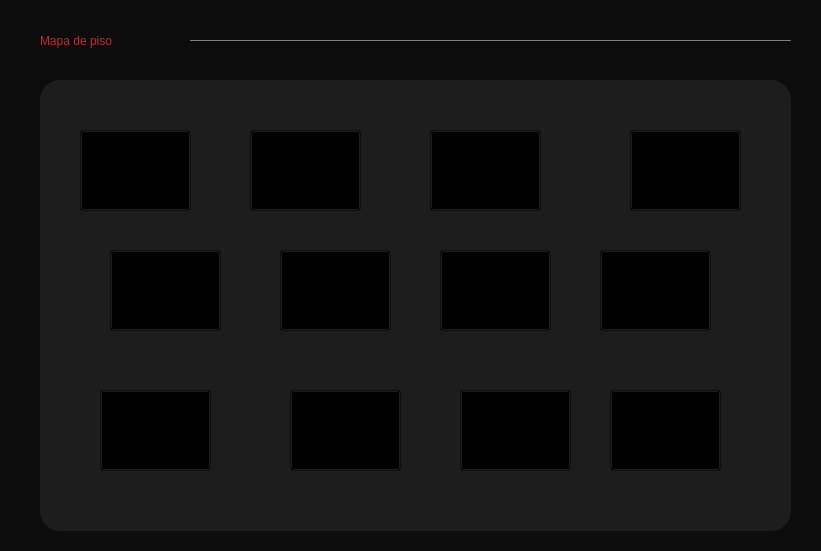
Old version of the form Restaurante/Hostess/mapa_de_piso.ui in the repository camvaz/restaurante-ihc.
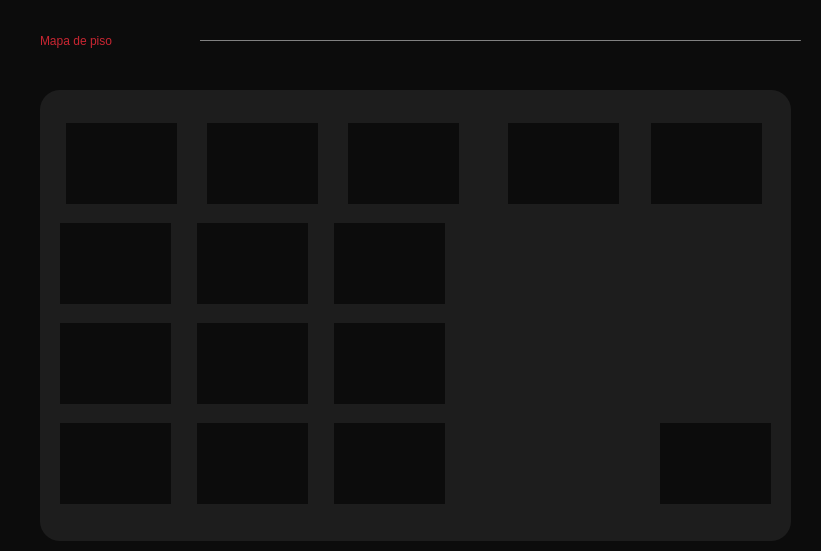
New version of the form.

Commit message: avance asignar mesa Hostess

```diff
--- a/Restaurante/Hostess/mapa_de_piso.ui
+++ b/Restaurante/Hostess/mapa_de_piso.ui
@@ -36,7 +36,7 @@
   <widget class="Line" name="line_2">
    <property name="geometry">
     <rect>
-     <x>190</x>
+     <x>200</x>
      <y>40</y>
      <width>601</width>
      <height>1</height>
@@ -53,14 +53,22 @@
    <property name="geometry">
     <rect>
      <x>40</x>
-     <y>80</y>
+     <y>90</y>
      <width>751</width>
      <height>451</height>
     </rect>
    </property>
+   <property name="minimumSize">
+    <size>
+     <width>751</width>
+     <height>451</height>
+    </size>
+   </property>
    <property name="styleSheet">
     <string notr="true">QFrame{
-	background:#1D1D1D;
+	background-color: #1D1D1D;
+	
+	border-color: rgb(121, 119, 119);
 	border-radius:20px;
 }
 
@@ -72,306 +80,658 @@
    <property name="frameShadow">
     <enum>QFrame::Raised</enum>
    </property>
+   <layout class="QGridLayout" name="gridLayout_25">
+    <property name="leftMargin">
+     <number>20</number>
+    </property>
+    <property name="topMargin">
+     <number>20</number>
+    </property>
+    <property name="rightMargin">
+     <number>20</number>
+    </property>
+    <property name="bottomMargin">
+     <number>20</number>
+    </property>
+    <item row="0" column="0">
+     <layout class="QHBoxLayout" name="horizontalLayout_36">
+      <item>
+       <widget class="QPushButton" name="mesa_1">
+        <property name="minimumSize">
+         <size>
+          <width>111</width>
+          <height>81</height>
+         </size>
+        </property>
+        <property name="maximumSize">
+         <size>
+          <width>111</width>
+          <height>16777215</height>
+         </size>
+        </property>
+        <property name="cursor">
+         <cursorShape>PointingHandCursor</cursorShape>
+        </property>
+        <property name="styleSheet">
+         <string notr="true">background-color: 1D1D1D;
+border:none;</string>
+        </property>
+        <property name="text">
+         <string/>
+        </property>
+        <property name="iconSize">
+         <size>
+          <width>90</width>
+          <height>90</height>
+         </size>
+        </property>
+       </widget>
+      </item>
+      <item>
+       <spacer name="horizontalSpacer_57">
+        <property name="orientation">
+         <enum>Qt::Horizontal</enum>
+        </property>
+        <property name="sizeType">
+         <enum>QSizePolicy::Fixed</enum>
+        </property>
+        <property name="sizeHint" stdset="0">
+         <size>
+          <width>18</width>
+          <height>20</height>
+         </size>
+        </property>
+       </spacer>
+      </item>
+      <item>
    <widget class="QPushButton" name="mesa_2">
-    <property name="geometry">
-     <rect>
-      <x>210</x>
-      <y>50</y>
+        <property name="minimumSize">
+         <size>
       <width>111</width>
       <height>81</height>
-     </rect>
-    </property>
-    <property name="cursor">
-     <cursorShape>OpenHandCursor</cursorShape>
-    </property>
-    <property name="styleSheet">
-     <string notr="true">background-color: transparent;</string>
-    </property>
-    <property name="text">
-     <string/>
-    </property>
-    <property name="iconSize">
+         </size>
+        </property>
+        <property name="maximumSize">
      <size>
-      <width>80</width>
-      <height>80</height>
-     </size>
-    </property>
-   </widget>
-   <widget class="QPushButton" name="mesa_4">
-    <property name="geometry">
-     <rect>
-      <x>590</x>
-      <y>50</y>
-      <width>111</width>
-      <height>81</height>
-     </rect>
-    </property>
+          <width>111</width>
+          <height>16777215</height>
+         </size>
+        </property>
     <property name="cursor">
      <cursorShape>OpenHandCursor</cursorShape>
     </property>
     <property name="styleSheet">
-     <string notr="true">background-color: transparent;</string>
+         <string notr="true">background-color: 1D1D1D;
+border:none;</string>
     </property>
     <property name="text">
      <string/>
     </property>
     <property name="iconSize">
      <size>
-      <width>80</width>
-      <height>80</height>
+          <width>90</width>
+          <height>90</height>
      </size>
     </property>
    </widget>
-   <widget class="QPushButton" name="mesa_6">
-    <property name="geometry">
-     <rect>
-      <x>240</x>
-      <y>170</y>
-      <width>111</width>
-      <height>81</height>
-     </rect>
-    </property>
-    <property name="cursor">
-     <cursorShape>OpenHandCursor</cursorShape>
-    </property>
-    <property name="styleSheet">
-     <string notr="true">background-color: transparent;</string>
-    </property>
-    <property name="text">
-     <string/>
-    </property>
-    <property name="iconSize">
+      </item>
+      <item>
+       <spacer name="horizontalSpacer_58">
+        <property name="orientation">
+         <enum>Qt::Horizontal</enum>
+        </property>
+        <property name="sizeType">
+         <enum>QSizePolicy::Fixed</enum>
+        </property>
+        <property name="sizeHint" stdset="0">
      <size>
-      <width>80</width>
-      <height>80</height>
-     </size>
-    </property>
-   </widget>
+          <width>18</width>
+          <height>20</height>
+         </size>
+        </property>
+       </spacer>
+      </item>
+      <item>
    <widget class="QPushButton" name="mesa_3">
-    <property name="geometry">
-     <rect>
-      <x>390</x>
-      <y>50</y>
+        <property name="minimumSize">
+         <size>
       <width>111</width>
       <height>81</height>
-     </rect>
-    </property>
+         </size>
+        </property>
+        <property name="maximumSize">
+         <size>
+          <width>111</width>
+          <height>16777215</height>
+         </size>
+        </property>
     <property name="cursor">
      <cursorShape>OpenHandCursor</cursorShape>
     </property>
     <property name="styleSheet">
-     <string notr="true">background-color: transparent;</string>
+         <string notr="true">background-color: 1D1D1D;
+border:none;</string>
     </property>
     <property name="text">
      <string/>
     </property>
     <property name="iconSize">
      <size>
-      <width>80</width>
-      <height>80</height>
+          <width>90</width>
+          <height>90</height>
      </size>
     </property>
    </widget>
+      </item>
+      <item>
+       <spacer name="horizontalSpacer_59">
+        <property name="orientation">
+         <enum>Qt::Horizontal</enum>
+        </property>
+        <property name="sizeType">
+         <enum>QSizePolicy::Fixed</enum>
+        </property>
+        <property name="sizeHint" stdset="0">
+         <size>
+          <width>37</width>
+          <height>20</height>
+         </size>
+        </property>
+       </spacer>
+      </item>
+      <item>
+       <widget class="QPushButton" name="mesa_4">
+        <property name="minimumSize">
+         <size>
+          <width>111</width>
+          <height>81</height>
+         </size>
+        </property>
+        <property name="maximumSize">
+         <size>
+          <width>111</width>
+          <height>16777215</height>
+         </size>
+        </property>
+        <property name="cursor">
+         <cursorShape>PointingHandCursor</cursorShape>
+        </property>
+        <property name="styleSheet">
+         <string notr="true">background-color: 1D1D1D;
+border:none;</string>
+        </property>
+        <property name="text">
+         <string/>
+        </property>
+        <property name="iconSize">
+         <size>
+          <width>90</width>
+          <height>90</height>
+         </size>
+        </property>
+       </widget>
+      </item>
+      <item>
+       <spacer name="horizontalSpacer_60">
+        <property name="orientation">
+         <enum>Qt::Horizontal</enum>
+        </property>
+        <property name="sizeType">
+         <enum>QSizePolicy::Fixed</enum>
+        </property>
+        <property name="sizeHint" stdset="0">
+         <size>
+          <width>20</width>
+          <height>20</height>
+         </size>
+        </property>
+       </spacer>
+      </item>
+      <item>
    <widget class="QPushButton" name="mesa_5">
-    <property name="geometry">
-     <rect>
-      <x>70</x>
-      <y>170</y>
+        <property name="minimumSize">
+         <size>
       <width>111</width>
       <height>81</height>
-     </rect>
-    </property>
+         </size>
+        </property>
+        <property name="maximumSize">
+         <size>
+          <width>111</width>
+          <height>16777215</height>
+         </size>
+        </property>
     <property name="cursor">
      <cursorShape>OpenHandCursor</cursorShape>
     </property>
     <property name="styleSheet">
-     <string notr="true">background-color: transparent;</string>
+         <string notr="true">background-color: 1D1D1D;
+border:none;</string>
     </property>
     <property name="text">
      <string/>
     </property>
     <property name="iconSize">
      <size>
-      <width>80</width>
-      <height>80</height>
+          <width>90</width>
+          <height>90</height>
      </size>
     </property>
    </widget>
+      </item>
+     </layout>
+    </item>
+    <item row="1" column="0">
+     <layout class="QHBoxLayout" name="horizontalLayout_37">
+      <item>
+       <widget class="QPushButton" name="mesa_6">
+        <property name="minimumSize">
+         <size>
+          <width>111</width>
+          <height>81</height>
+         </size>
+        </property>
+        <property name="cursor">
+         <cursorShape>PointingHandCursor</cursorShape>
+        </property>
+        <property name="styleSheet">
+         <string notr="true">background-color: 1D1D1D;
+border:none;</string>
+        </property>
+        <property name="text">
+         <string/>
+        </property>
+        <property name="iconSize">
+         <size>
+          <width>90</width>
+          <height>90</height>
+         </size>
+        </property>
+       </widget>
+      </item>
+      <item>
+       <spacer name="horizontalSpacer_61">
+        <property name="orientation">
+         <enum>Qt::Horizontal</enum>
+        </property>
+        <property name="sizeType">
+         <enum>QSizePolicy::Fixed</enum>
+        </property>
+        <property name="sizeHint" stdset="0">
+         <size>
+          <width>20</width>
+          <height>20</height>
+         </size>
+        </property>
+       </spacer>
+      </item>
+      <item>
    <widget class="QPushButton" name="mesa_7">
-    <property name="geometry">
-     <rect>
-      <x>400</x>
-      <y>170</y>
+        <property name="minimumSize">
+         <size>
       <width>111</width>
       <height>81</height>
-     </rect>
+         </size>
     </property>
     <property name="cursor">
      <cursorShape>OpenHandCursor</cursorShape>
     </property>
     <property name="styleSheet">
-     <string notr="true">background-color: transparent;</string>
+         <string notr="true">background-color: 1D1D1D;
+border:none;</string>
     </property>
     <property name="text">
      <string/>
     </property>
     <property name="iconSize">
      <size>
-      <width>80</width>
-      <height>80</height>
+          <width>90</width>
+          <height>90</height>
      </size>
     </property>
    </widget>
+      </item>
+      <item>
+       <spacer name="horizontalSpacer_62">
+        <property name="orientation">
+         <enum>Qt::Horizontal</enum>
+        </property>
+        <property name="sizeType">
+         <enum>QSizePolicy::Fixed</enum>
+        </property>
+        <property name="sizeHint" stdset="0">
+         <size>
+          <width>20</width>
+          <height>20</height>
+         </size>
+        </property>
+       </spacer>
+      </item>
+      <item>
    <widget class="QPushButton" name="mesa_8">
-    <property name="geometry">
-     <rect>
-      <x>560</x>
-      <y>170</y>
+        <property name="minimumSize">
+         <size>
       <width>111</width>
       <height>81</height>
-     </rect>
+         </size>
     </property>
     <property name="cursor">
      <cursorShape>OpenHandCursor</cursorShape>
     </property>
     <property name="styleSheet">
-     <string notr="true">background-color: transparent;</string>
+         <string notr="true">background-color: 1D1D1D;
+border:none;</string>
     </property>
     <property name="text">
      <string/>
     </property>
     <property name="iconSize">
      <size>
-      <width>80</width>
-      <height>80</height>
+          <width>90</width>
+          <height>90</height>
      </size>
     </property>
    </widget>
+      </item>
+      <item>
+       <spacer name="horizontalSpacer_68">
+        <property name="orientation">
+         <enum>Qt::Horizontal</enum>
+        </property>
+        <property name="sizeHint" stdset="0">
+         <size>
+          <width>40</width>
+          <height>20</height>
+         </size>
+        </property>
+       </spacer>
+      </item>
+     </layout>
+    </item>
+    <item row="3" column="0">
+     <layout class="QHBoxLayout" name="horizontalLayout_39">
+      <item>
+       <widget class="QPushButton" name="mesa_12">
+        <property name="minimumSize">
+         <size>
+          <width>111</width>
+          <height>81</height>
+         </size>
+        </property>
+        <property name="cursor">
+         <cursorShape>PointingHandCursor</cursorShape>
+        </property>
+        <property name="styleSheet">
+         <string notr="true">background-color: 1D1D1D;
+border:none;</string>
+        </property>
+        <property name="text">
+         <string/>
+        </property>
+        <property name="iconSize">
+         <size>
+          <width>90</width>
+          <height>90</height>
+         </size>
+        </property>
+       </widget>
+      </item>
+      <item>
+       <spacer name="horizontalSpacer_65">
+        <property name="orientation">
+         <enum>Qt::Horizontal</enum>
+        </property>
+        <property name="sizeType">
+         <enum>QSizePolicy::Fixed</enum>
+        </property>
+        <property name="sizeHint" stdset="0">
+         <size>
+          <width>20</width>
+          <height>20</height>
+         </size>
+        </property>
+       </spacer>
+      </item>
+      <item>
+       <widget class="QPushButton" name="mesa_13">
+        <property name="minimumSize">
+         <size>
+          <width>111</width>
+          <height>81</height>
+         </size>
+        </property>
+        <property name="cursor">
+         <cursorShape>PointingHandCursor</cursorShape>
+        </property>
+        <property name="styleSheet">
+         <string notr="true">background-color: 1D1D1D;
+border:none;</string>
+        </property>
+        <property name="text">
+         <string/>
+        </property>
+        <property name="iconSize">
+         <size>
+          <width>90</width>
+          <height>90</height>
+         </size>
+        </property>
+       </widget>
+      </item>
+      <item>
+       <spacer name="horizontalSpacer_66">
+        <property name="orientation">
+         <enum>Qt::Horizontal</enum>
+        </property>
+        <property name="sizeType">
+         <enum>QSizePolicy::Fixed</enum>
+        </property>
+        <property name="sizeHint" stdset="0">
+         <size>
+          <width>20</width>
+          <height>20</height>
+         </size>
+        </property>
+       </spacer>
+      </item>
+      <item>
+       <widget class="QPushButton" name="mesa_14">
+        <property name="minimumSize">
+         <size>
+          <width>111</width>
+          <height>81</height>
+         </size>
+        </property>
+        <property name="cursor">
+         <cursorShape>PointingHandCursor</cursorShape>
+        </property>
+        <property name="styleSheet">
+         <string notr="true">background-color: 1D1D1D;
+border:none;</string>
+        </property>
+        <property name="text">
+         <string/>
+        </property>
+        <property name="iconSize">
+         <size>
+          <width>90</width>
+          <height>90</height>
+         </size>
+        </property>
+       </widget>
+      </item>
+      <item>
+       <spacer name="horizontalSpacer_67">
+        <property name="orientation">
+         <enum>Qt::Horizontal</enum>
+        </property>
+        <property name="sizeType">
+         <enum>QSizePolicy::Expanding</enum>
+        </property>
+        <property name="sizeHint" stdset="0">
+         <size>
+          <width>60</width>
+          <height>20</height>
+         </size>
+        </property>
+       </spacer>
+      </item>
+      <item>
+       <widget class="QPushButton" name="mesa_15">
+        <property name="minimumSize">
+         <size>
+          <width>111</width>
+          <height>81</height>
+         </size>
+        </property>
+        <property name="cursor">
+         <cursorShape>PointingHandCursor</cursorShape>
+        </property>
+        <property name="styleSheet">
+         <string notr="true">background-color: 1D1D1D;
+border:none;</string>
+        </property>
+        <property name="text">
+         <string/>
+        </property>
+        <property name="iconSize">
+         <size>
+          <width>90</width>
+          <height>90</height>
+         </size>
+        </property>
+       </widget>
+      </item>
+     </layout>
+    </item>
+    <item row="2" column="0">
+     <layout class="QHBoxLayout" name="horizontalLayout_38">
+      <item>
    <widget class="QPushButton" name="mesa_9">
-    <property name="geometry">
-     <rect>
-      <x>60</x>
-      <y>310</y>
+        <property name="minimumSize">
+         <size>
       <width>111</width>
       <height>81</height>
-     </rect>
+         </size>
     </property>
     <property name="cursor">
      <cursorShape>OpenHandCursor</cursorShape>
     </property>
     <property name="styleSheet">
-     <string notr="true">background-color: transparent;</string>
+         <string notr="true">background-color: 1D1D1D;
+border:none;</string>
     </property>
     <property name="text">
      <string/>
     </property>
     <property name="iconSize">
      <size>
-      <width>80</width>
-      <height>80</height>
+          <width>90</width>
+          <height>90</height>
      </size>
     </property>
    </widget>
+      </item>
+      <item>
+       <spacer name="horizontalSpacer_63">
+        <property name="orientation">
+         <enum>Qt::Horizontal</enum>
+        </property>
+        <property name="sizeType">
+         <enum>QSizePolicy::Fixed</enum>
+        </property>
+        <property name="sizeHint" stdset="0">
+         <size>
+          <width>20</width>
+          <height>20</height>
+         </size>
+        </property>
+       </spacer>
+      </item>
+      <item>
    <widget class="QPushButton" name="mesa_10">
-    <property name="geometry">
-     <rect>
-      <x>250</x>
-      <y>310</y>
+        <property name="minimumSize">
+         <size>
       <width>111</width>
       <height>81</height>
-     </rect>
+         </size>
     </property>
     <property name="cursor">
      <cursorShape>OpenHandCursor</cursorShape>
     </property>
     <property name="styleSheet">
-     <string notr="true">background-color: transparent;</string>
+         <string notr="true">background-color: 1D1D1D;
+border:none;</string>
     </property>
     <property name="text">
      <string/>
     </property>
     <property name="iconSize">
      <size>
-      <width>80</width>
-      <height>80</height>
+          <width>90</width>
+          <height>90</height>
      </size>
     </property>
    </widget>
+      </item>
+      <item>
+       <spacer name="horizontalSpacer_64">
+        <property name="orientation">
+         <enum>Qt::Horizontal</enum>
+        </property>
+        <property name="sizeType">
+         <enum>QSizePolicy::Fixed</enum>
+        </property>
+        <property name="sizeHint" stdset="0">
+         <size>
+          <width>20</width>
+          <height>20</height>
+         </size>
+        </property>
+       </spacer>
+      </item>
+      <item>
    <widget class="QPushButton" name="mesa_11">
-    <property name="geometry">
-     <rect>
-      <x>420</x>
-      <y>310</y>
+        <property name="minimumSize">
+         <size>
       <width>111</width>
       <height>81</height>
-     </rect>
-    </property>
-    <property name="cursor">
-     <cursorShape>OpenHandCursor</cursorShape>
-    </property>
-    <property name="styleSheet">
-     <string notr="true">background-color: transparent;</string>
-    </property>
-    <property name="text">
-     <string/>
-    </property>
-    <property name="iconSize">
-     <size>
-      <width>80</width>
-      <height>80</height>
-     </size>
-    </property>
-   </widget>
-   <widget class="QPushButton" name="mesa_12">
-    <property name="geometry">
-     <rect>
-      <x>570</x>
-      <y>310</y>
-      <width>111</width>
-      <height>81</height>
-     </rect>
-    </property>
+         </size>
+        </property>
     <property name="cursor">
      <cursorShape>OpenHandCursor</cursorShape>
     </property>
     <property name="styleSheet">
-     <string notr="true">background-color: transparent;</string>
+         <string notr="true">background-color: 1D1D1D;
+border:none;</string>
     </property>
     <property name="text">
      <string/>
     </property>
     <property name="iconSize">
      <size>
-      <width>80</width>
-      <height>80</height>
+          <width>90</width>
+          <height>90</height>
      </size>
     </property>
    </widget>
-   <widget class="QPushButton" name="mesa_1">
-    <property name="geometry">
-     <rect>
-      <x>40</x>
-      <y>50</y>
-      <width>111</width>
-      <height>81</height>
-     </rect>
-    </property>
-    <property name="cursor">
-     <cursorShape>OpenHandCursor</cursorShape>
-    </property>
-    <property name="styleSheet">
-     <string notr="true">background-color: transparent;</string>
-    </property>
-    <property name="text">
-     <string/>
-    </property>
-    <property name="iconSize">
+      </item>
+      <item>
+       <spacer name="horizontalSpacer_69">
+        <property name="orientation">
+         <enum>Qt::Horizontal</enum>
+        </property>
+        <property name="sizeHint" stdset="0">
      <size>
-      <width>80</width>
-      <height>80</height>
-     </size>
-    </property>
-   </widget>
+          <width>40</width>
+          <height>20</height>
+         </size>
+        </property>
+       </spacer>
+      </item>
+     </layout>
+    </item>
+   </layout>
   </widget>
  </widget>
  <resources/>
```
Left out of the diff: 16 changed lines with no effect on the pictures. Lines whose indentation alone changed are shown as unchanged. The commit also changes 23 other files.
